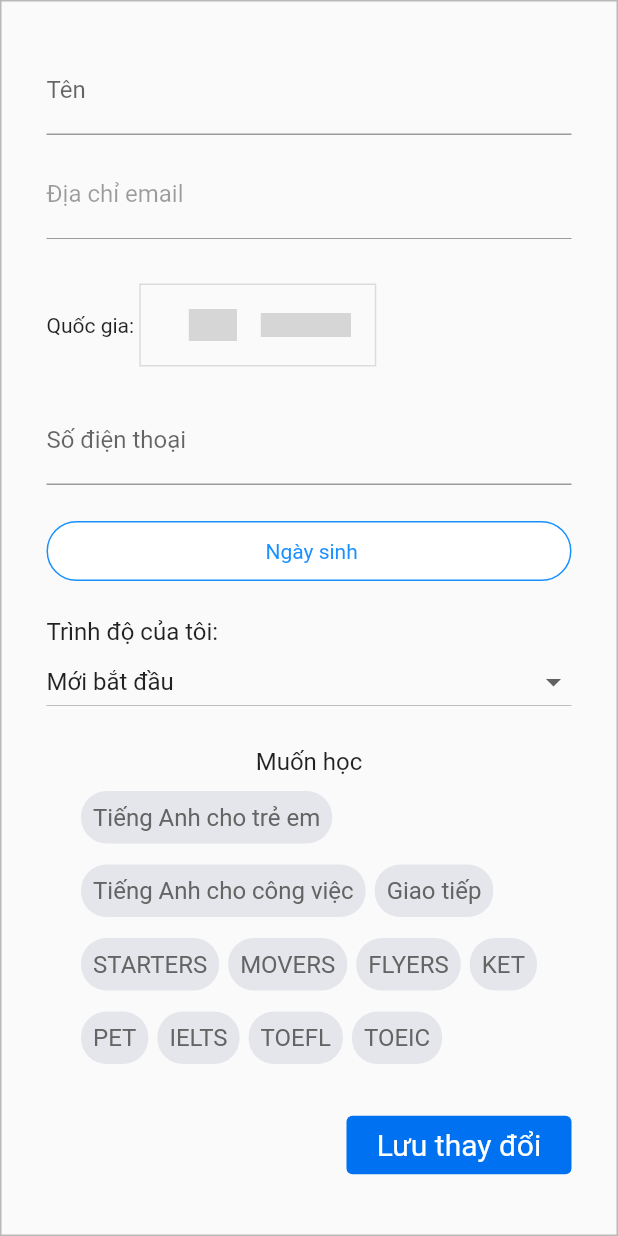
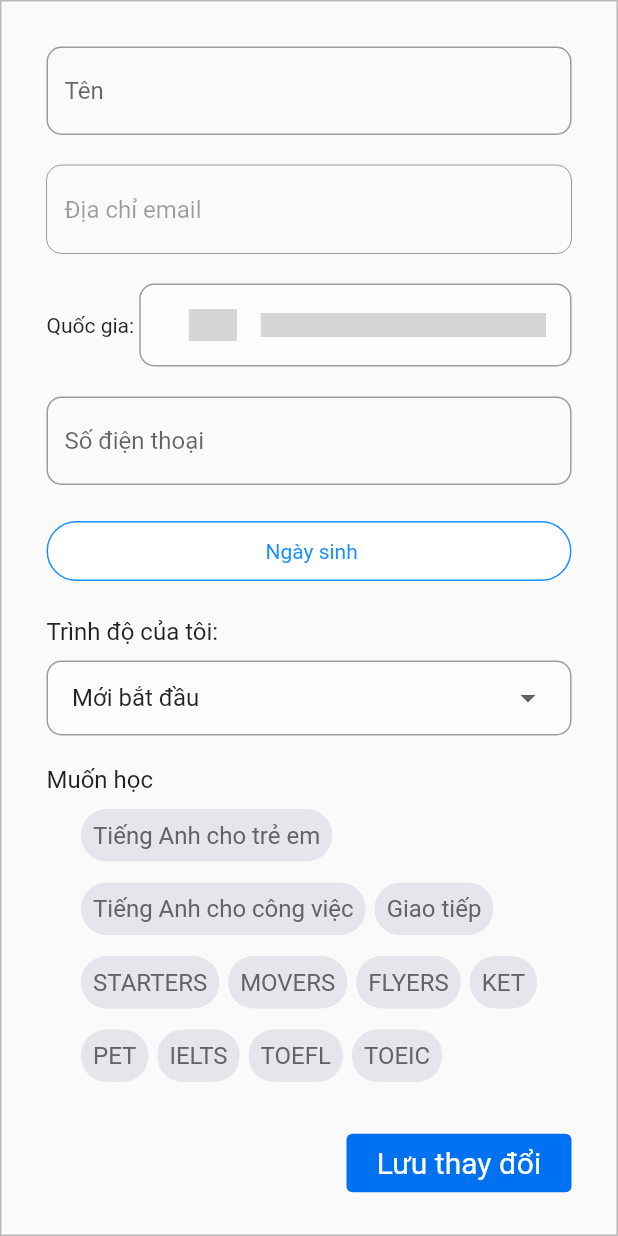
Before and after one commit to congminh090800/E-commerce-app, a Flutter app: the CommonInformation widget shown alone on an empty page, opened directly, on a phone screen of 412 x 824 dp. Run offline on Flutter 3.47's test engine with Material 2 defaults, Android fonts, the phone set to English and light mode, and no system bars; drawn by our look-alikes of country_code_picker, flutter_tags; our stand-ins replace flutter_countdown_timer, flutter_rating_bar, flutter_svg, syncfusion_flutter_calendar, syncfusion_flutter_datepicker, timeago; generated files the repository leaves out were written again; network calls fail; grey boxes are pictures that could not be loaded.

Commit message:
change input border

```diff
--- a/lib/screens/reset_password.dart
+++ b/lib/screens/reset_password.dart
@@ -47,7 +47,10 @@ class _ResetPasswordPageState extends State<ResetPasswordPage> {
               padding: EdgeInsets.only(bottom: 24),
               child: TextFormField(
                 decoration: InputDecoration(
-                  border: UnderlineInputBorder(),
+                  border: OutlineInputBorder(
+                    borderRadius: BorderRadius.circular(10.0),
+                    borderSide: BorderSide(width: 1),
+                  ),
                   labelText: i18n.emailLabel,
                 ),
               ),
--- a/lib/widgets/profile/common_information.dart
+++ b/lib/widgets/profile/common_information.dart
@@ -53,32 +53,44 @@ class _CommonInformationState extends State<CommonInformation> {
       child: Column(
         children: [
           Container(
-            padding: EdgeInsets.only(bottom: 10),
+            margin: EdgeInsets.only(bottom: 20),
             child: TextFormField(
               decoration: InputDecoration(
-                border: UnderlineInputBorder(),
-                labelText: i18n.nameLabelText,
+                border: OutlineInputBorder(
+                  borderRadius: BorderRadius.circular(10.0),
+                  borderSide: BorderSide(width: 1),
+                ),
+                hintText: i18n.nameLabelText,
               ),
             ),
           ),
           Container(
-            padding: EdgeInsets.only(bottom: 10),
+            margin: EdgeInsets.only(bottom: 20),
             child: TextFormField(
               decoration: InputDecoration(
-                border: UnderlineInputBorder(),
-                labelText: i18n.emailLabelText,
+                border: OutlineInputBorder(
+                  borderRadius: BorderRadius.circular(10.0),
+                  borderSide: BorderSide(width: 1),
+                ),
+                hintText: i18n.emailLabelText,
               ),
               enabled: false,
             ),
           ),
           Container(
-            margin: EdgeInsets.only(top: 20, bottom: 20),
+            margin: EdgeInsets.only(bottom: 20),
             child: Row(
               children: [
                 Text(i18n.countryLabelText + ": "),
-                Container(
+                Expanded(
+                  child: Container(
                     decoration: BoxDecoration(
-                    border: Border.all(color: Colors.black12),
+                      color: Colors.white54,
+                      borderRadius: BorderRadius.circular(10),
+                      border: Border.all(
+                        color: Colors.black38,
+                        width: 1,
+                      ),
                     ),
                     child: CountryCodePicker(
                       onChanged: (CountryCode countryCode) {
@@ -89,22 +101,27 @@ class _CommonInformationState extends State<CommonInformation> {
                       initialSelection: 'VN',
                       showOnlyCountryWhenClosed: true,
                       showCountryOnly: true,
+                      alignLeft: true,
+                    ),
                   ),
                 ),
               ],
             ),
           ),
           Container(
-            padding: EdgeInsets.only(bottom: 10),
+            margin: EdgeInsets.only(bottom: 20),
             child: TextFormField(
               decoration: InputDecoration(
-                border: UnderlineInputBorder(),
-                labelText: i18n.phoneLabelText,
+                border: OutlineInputBorder(
+                  borderRadius: BorderRadius.circular(10.0),
+                  borderSide: BorderSide(width: 1),
+                ),
+                hintText: i18n.phoneLabelText,
               ),
             ),
           ),
           Container(
-            padding: EdgeInsets.only(bottom: 10, top: 10),
+            margin: EdgeInsets.only(bottom: 20),
             child: CustomizedButton(
               btnText: i18n.birthDayLabelText,
               onTap: () {
@@ -116,7 +133,7 @@ class _CommonInformationState extends State<CommonInformation> {
           ),
           if (showDatePicker == true)
             Container(
-              padding: EdgeInsets.only(bottom: 10),
+              margin: EdgeInsets.only(bottom: 20),
               child: SfDateRangePicker(
                 showTodayButton: true,
                 view: DateRangePickerView.month,
@@ -133,7 +150,7 @@ class _CommonInformationState extends State<CommonInformation> {
               ),
             ),
           Container(
-            margin: EdgeInsets.only(top: 10),
+            margin: EdgeInsets.only(bottom: 10),
             alignment: Alignment.centerLeft,
             child: Text(
               i18n.levelLabelText + ": ",
@@ -143,9 +160,19 @@ class _CommonInformationState extends State<CommonInformation> {
             ),
           ),
           Container(
-            margin: EdgeInsets.only(bottom: 10),
+            margin: EdgeInsets.only(bottom: 20),
+            padding: EdgeInsets.fromLTRB(16, 0, 16, 0),
+            decoration: BoxDecoration(
+              color: Colors.white54,
+              borderRadius: BorderRadius.circular(10),
+              border: Border.all(
+                color: Colors.black38,
+                width: 1,
+              ),
+            ),
             child: DropdownButton(
               isExpanded: true,
+              underline: SizedBox(),
               items: levels.map<DropdownMenuItem>((String selectedValue) {
                 return DropdownMenuItem(
                   child: Text(selectedValue),
@@ -162,7 +189,8 @@ class _CommonInformationState extends State<CommonInformation> {
             ),
           ),
           Container(
-            margin: EdgeInsets.only(bottom: 10, top: 10),
+            margin: EdgeInsets.only(bottom: 10),
+            alignment: Alignment.centerLeft,
             child: Text(
               i18n.wantToLearnLabelText,
               style: TextStyle(
```
Also changed, not shown: lib/screens/tutors/become_tutor.dart (+66 -28 lines), lib/screens/tutors/details.dart (+7 -4 lines), lib/screens/tutors/search_tutor.dart (+9 -9 lines), lib/widgets/authentication/login_form.dart (+8 -2 lines), lib/widgets/authentication/signup_form.dart (+16 -4 lines), lib/widgets/profile/tutor_information.dart (+53 -23 lines), lib/widgets/tutors/message_tutor_dialog.dart (+8 -4 lines), lib/widgets/tutors/tutor_list_tile.dart (+9 -4 lines). Lines whose indentation alone changed are shown as unchanged.
